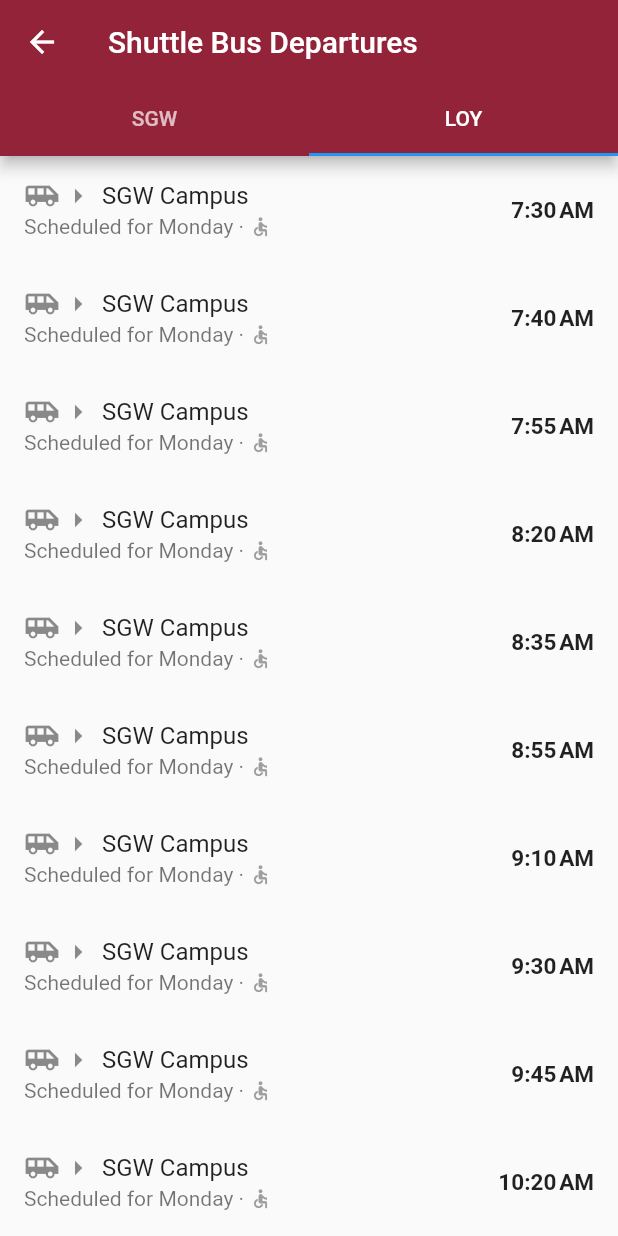
After one commit to MrJCipherButtles/concordi_around, a Flutter app: the ShuttlePage screen opened directly, tab 2 chosen, on a phone screen of 412 x 824 dp. The commit adds this screen. Run offline on Flutter 3.47's test engine with Material 2 defaults, Android fonts, the phone set to English and light mode, and no system bars; our stand-ins replace dio, flutter_svg, flutter_typeahead, geolocator, google_maps_flutter; statements that could not run were skipped.

Commit message:
Feature/shuttle schedule (#100)
* Update pubspec.yaml

Added sliding up panel flutter package.

* Update pubspec.lock

* Update go_to_page.dart

Added sliding up panel widget for bus scheduling on the gotopage.

* Create sliding_up_panel.dart

Added functionality to find the next shuttle bus time from SGW.

* Update go_to_page.dart

Modifications to sliding up panel in order to display shuttle time.

* Update pubspec.yaml

Dependency for DateFormat.

* Update pubspec.lock

Dependency for DateFormat.

* Update go_to_page.dart

* Update sliding_up_panel.dart

* Update sliding_up_panel.dart

Bug fix for checking weekday.

* Update drawer.dart

Shuttle ListTile added to drawer.

* Create shuttle_schedule.dart

Contains all shuttle times and functions to find next departures.

* Create shuttle_page.dart

Added a new view for the shuttle departures.

* Update goto_page_old.dart

* Delete sliding_up_panel.dart

* Update shuttle_schedule.dart

Refactoring

* Update shuttle_page.dart

* Update map.dart

* Update shuttle_schedule.dart

* Update shuttle_schedule.dart

* Update goto_page_new.dart

* Update drawer.dart

* Update map.dart

* Update drawer_widget_test.dart

* Update shuttle_schedule.dart

* Update shuttle_page.dart

* Update pubspec.lock

* Update pubspec.yaml

```diff
--- /dev/null
+++ b/lib/service/shuttle_schedule.dart
@@ -0,0 +1,235 @@
+import 'package:flutter/material.dart';
+import 'package:intl/intl.dart';
+
+class ShuttleTimes {
+  List<TimeOfDay> sgwWeekdays = List(36);
+  List<TimeOfDay> loyWeekdays = List(37);
+  List<TimeOfDay> sgwFriday = List(27);
+  List<TimeOfDay> loyFriday = List(27);
+  List<TimeOfDay> sgwNextDepartures = List();
+  List<TimeOfDay> loyNextDepartures = List();
+  int weekday = DateTime.now().weekday;
+  TimeOfDay nextShuttle;
+  TimeOfDay now = TimeOfDay.now();
+
+  TimeOfDay findNextShuttleSGW() {
+    sgwWeekdays[0] = TimeOfDay(hour: 7, minute: 45);
+    sgwWeekdays[1] = TimeOfDay(hour: 8, minute: 05);
+    sgwWeekdays[2] = TimeOfDay(hour: 8, minute: 20);
+    sgwWeekdays[3] = TimeOfDay(hour: 8, minute: 35);
+    sgwWeekdays[4] = TimeOfDay(hour: 8, minute: 55);
+    sgwWeekdays[5] = TimeOfDay(hour: 9, minute: 10);
+    sgwWeekdays[6] = TimeOfDay(hour: 9, minute: 30);
+    sgwWeekdays[7] = TimeOfDay(hour: 10, minute: 45);
+    sgwWeekdays[8] = TimeOfDay(hour: 10, minute: 20);
+    sgwWeekdays[9] = TimeOfDay(hour: 10, minute: 55);
+    sgwWeekdays[10] = TimeOfDay(hour: 11, minute: 10);
+    sgwWeekdays[11] = TimeOfDay(hour: 11, minute: 45);
+    sgwWeekdays[12] = TimeOfDay(hour: 12, minute: 20);
+    sgwWeekdays[13] = TimeOfDay(hour: 12, minute: 55);
+    sgwWeekdays[14] = TimeOfDay(hour: 13, minute: 30);
+    sgwWeekdays[15] = TimeOfDay(hour: 14, minute: 05);
+    sgwWeekdays[16] = TimeOfDay(hour: 14, minute: 40);
+    sgwWeekdays[17] = TimeOfDay(hour: 15, minute: 05);
+    sgwWeekdays[18] = TimeOfDay(hour: 15, minute: 45);
+    sgwWeekdays[19] = TimeOfDay(hour: 16, minute: 05);
+    sgwWeekdays[20] = TimeOfDay(hour: 16, minute: 40);
+    sgwWeekdays[21] = TimeOfDay(hour: 17, minute: 05);
+    sgwWeekdays[22] = TimeOfDay(hour: 17, minute: 40);
+    sgwWeekdays[23] = TimeOfDay(hour: 18, minute: 05);
+    sgwWeekdays[24] = TimeOfDay(hour: 18, minute: 40);
+    sgwWeekdays[25] = TimeOfDay(hour: 19, minute: 05);
+    sgwWeekdays[26] = TimeOfDay(hour: 19, minute: 40);
+    sgwWeekdays[27] = TimeOfDay(hour: 20, minute: 00);
+    sgwWeekdays[28] = TimeOfDay(hour: 20, minute: 10);
+    sgwWeekdays[29] = TimeOfDay(hour: 20, minute: 30);
+    sgwWeekdays[30] = TimeOfDay(hour: 21, minute: 00);
+    sgwWeekdays[31] = TimeOfDay(hour: 21, minute: 25);
+    sgwWeekdays[32] = TimeOfDay(hour: 21, minute: 45);
+    sgwWeekdays[33] = TimeOfDay(hour: 22, minute: 00);
+    sgwWeekdays[34] = TimeOfDay(hour: 22, minute: 30);
+    sgwWeekdays[35] = TimeOfDay(hour: 23, minute: 00);
+
+    sgwFriday[0] = TimeOfDay(hour: 7, minute: 45);
+    sgwFriday[1] = TimeOfDay(hour: 8, minute: 20);
+    sgwFriday[2] = TimeOfDay(hour: 8, minute: 55);
+    sgwFriday[3] = TimeOfDay(hour: 9, minute: 30);
+    sgwFriday[4] = TimeOfDay(hour: 9, minute: 45);
+    sgwFriday[5] = TimeOfDay(hour: 10, minute: 05);
+    sgwFriday[6] = TimeOfDay(hour: 10, minute: 55);
+    sgwFriday[7] = TimeOfDay(hour: 11, minute: 10);
+    sgwFriday[8] = TimeOfDay(hour: 11, minute: 45);
+    sgwFriday[9] = TimeOfDay(hour: 12, minute: 05);
+    sgwFriday[10] = TimeOfDay(hour: 12, minute: 20);
+    sgwFriday[11] = TimeOfDay(hour: 12, minute: 55);
+    sgwFriday[12] = TimeOfDay(hour: 13, minute: 30);
+    sgwFriday[13] = TimeOfDay(hour: 13, minute: 45);
+    sgwFriday[14] = TimeOfDay(hour: 14, minute: 05);
+    sgwFriday[15] = TimeOfDay(hour: 14, minute: 40);
+    sgwFriday[16] = TimeOfDay(hour: 14, minute: 55);
+    sgwFriday[17] = TimeOfDay(hour: 15, minute: 15);
+    sgwFriday[18] = TimeOfDay(hour: 15, minute: 50);
+    sgwFriday[19] = TimeOfDay(hour: 16, minute: 05);
+    sgwFriday[20] = TimeOfDay(hour: 16, minute: 25);
+    sgwFriday[21] = TimeOfDay(hour: 17, minute: 15);
+    sgwFriday[22] = TimeOfDay(hour: 17, minute: 30);
+    sgwFriday[23] = TimeOfDay(hour: 18, minute: 05);
+    sgwFriday[24] = TimeOfDay(hour: 18, minute: 40);
+    sgwFriday[25] = TimeOfDay(hour: 19, minute: 15);
+    sgwFriday[26] = TimeOfDay(hour: 19, minute: 50);
+
+    return findNextShuttleTime(sgwWeekdays, sgwFriday);
+  }
+
+  TimeOfDay findNextShuttleLOYOLA() {
+    loyWeekdays[0] = TimeOfDay(hour: 7, minute: 30);
+    loyWeekdays[1] = TimeOfDay(hour: 7, minute: 40);
+    loyWeekdays[2] = TimeOfDay(hour: 7, minute: 55);
+    loyWeekdays[3] = TimeOfDay(hour: 8, minute: 20);
+    loyWeekdays[4] = TimeOfDay(hour: 8, minute: 35);
+    loyWeekdays[5] = TimeOfDay(hour: 8, minute: 55);
+    loyWeekdays[6] = TimeOfDay(hour: 9, minute: 10);
+    loyWeekdays[7] = TimeOfDay(hour: 9, minute: 30);
+    loyWeekdays[8] = TimeOfDay(hour: 9, minute: 45);
+    loyWeekdays[9] = TimeOfDay(hour: 10, minute: 20);
+    loyWeekdays[10] = TimeOfDay(hour: 10, minute: 35);
+    loyWeekdays[11] = TimeOfDay(hour: 10, minute: 55);
+    loyWeekdays[12] = TimeOfDay(hour: 11, minute: 10);
+    loyWeekdays[13] = TimeOfDay(hour: 11, minute: 30);
+    loyWeekdays[14] = TimeOfDay(hour: 12, minute: 00);
+    loyWeekdays[15] = TimeOfDay(hour: 12, minute: 30);
+    loyWeekdays[16] = TimeOfDay(hour: 13, minute: 00);
+    loyWeekdays[17] = TimeOfDay(hour: 13, minute: 30);
+    loyWeekdays[18] = TimeOfDay(hour: 14, minute: 00);
+    loyWeekdays[19] = TimeOfDay(hour: 14, minute: 30);
+    loyWeekdays[20] = TimeOfDay(hour: 15, minute: 00);
+    loyWeekdays[21] = TimeOfDay(hour: 15, minute: 30);
+    loyWeekdays[22] = TimeOfDay(hour: 16, minute: 00);
+    loyWeekdays[23] = TimeOfDay(hour: 16, minute: 30);
+    loyWeekdays[24] = TimeOfDay(hour: 17, minute: 00);
+    loyWeekdays[25] = TimeOfDay(hour: 17, minute: 30);
+    loyWeekdays[26] = TimeOfDay(hour: 18, minute: 00);
+    loyWeekdays[27] = TimeOfDay(hour: 18, minute: 30);
+    loyWeekdays[28] = TimeOfDay(hour: 19, minute: 00);
+    loyWeekdays[29] = TimeOfDay(hour: 19, minute: 30);
+    loyWeekdays[30] = TimeOfDay(hour: 20, minute: 00);
+    loyWeekdays[31] = TimeOfDay(hour: 20, minute: 30);
+    loyWeekdays[32] = TimeOfDay(hour: 21, minute: 00);
+    loyWeekdays[33] = TimeOfDay(hour: 21, minute: 30);
+    loyWeekdays[34] = TimeOfDay(hour: 22, minute: 00);
+    loyWeekdays[35] = TimeOfDay(hour: 22, minute: 30);
+    loyWeekdays[36] = TimeOfDay(hour: 23, minute: 00);
+
+    loyFriday[0] = TimeOfDay(hour: 7, minute: 40);
+    loyFriday[1] = TimeOfDay(hour: 8, minute: 15);
+    loyFriday[2] = TimeOfDay(hour: 8, minute: 55);
+    loyFriday[3] = TimeOfDay(hour: 9, minute: 10);
+    loyFriday[4] = TimeOfDay(hour: 9, minute: 30);
+    loyFriday[5] = TimeOfDay(hour: 10, minute: 20);
+    loyFriday[6] = TimeOfDay(hour: 10, minute: 35);
+    loyFriday[7] = TimeOfDay(hour: 11, minute: 10);
+    loyFriday[8] = TimeOfDay(hour: 11, minute: 30);
+    loyFriday[9] = TimeOfDay(hour: 11, minute: 45);
+    loyFriday[10] = TimeOfDay(hour: 12, minute: 20);
+    loyFriday[11] = TimeOfDay(hour: 12, minute: 40);
+    loyFriday[12] = TimeOfDay(hour: 12, minute: 55);
+    loyFriday[13] = TimeOfDay(hour: 13, minute: 30);
+    loyFriday[14] = TimeOfDay(hour: 14, minute: 05);
+    loyFriday[15] = TimeOfDay(hour: 14, minute: 20);
+    loyFriday[16] = TimeOfDay(hour: 14, minute: 40);
+    loyFriday[17] = TimeOfDay(hour: 15, minute: 15);
+    loyFriday[18] = TimeOfDay(hour: 15, minute: 30);
+    loyFriday[19] = TimeOfDay(hour: 15, minute: 50);
+    loyFriday[20] = TimeOfDay(hour: 16, minute: 25);
+    loyFriday[21] = TimeOfDay(hour: 16, minute: 40);
+    loyFriday[22] = TimeOfDay(hour: 17, minute: 00);
+    loyFriday[23] = TimeOfDay(hour: 18, minute: 05);
+    loyFriday[24] = TimeOfDay(hour: 18, minute: 40);
+    loyFriday[25] = TimeOfDay(hour: 19, minute: 15);
+    loyFriday[26] = TimeOfDay(hour: 19, minute: 50);
+
+    return findNextShuttleTime(loyWeekdays, loyFriday);
+  }
+
+  //Depending on the day of the week, and the time of the days, returns the time for the soonest shuttle available
+  TimeOfDay findNextShuttleTime(List weekdays, List fridays) {
+    if (weekday == 6 || weekday == 7) {
+      return (weekdays[0]);
+    } else {
+      TimeOfDay nextShuttleTime(List shuttles) {
+        var i = 0;
+        while (i < shuttles.length) {
+          nextShuttle = shuttles[i];
+          if (nextShuttle.hour == now.hour &&
+              nextShuttle.minute >= now.minute) {
+            nextShuttle = shuttles[i];
+            break;
+          } else if (nextShuttle.hour > now.hour) {
+            nextShuttle = shuttles[i];
+            break;
+          }
+          i++;
+        }
+        return nextShuttle;
+      }
+
+      if (weekday == 1 || weekday == 2 || weekday == 3) {
+        if (now.hour >= 23) {
+          return weekdays[0];
+        } else {
+          return nextShuttleTime(weekdays);
+        }
+      } else if (weekday == 4) {
+        if (now.hour < 23) {
+          return nextShuttleTime(weekdays);
+        } else {
+          return fridays[0];
+        }
+      } else if (weekday == 5 &&
+          ((now.hour >= 19 && now.minute >= 50) || now.hour >= 20)) {
+        return weekdays[0];
+      } else {
+        return nextShuttleTime(fridays);
+      }
+    }
+  }
+
+  //Based on the current time of the day, returns all future departures remaining
+  void nextShuttleDepartures(List shuttles, List fridays, List weekdays,
+      List nextDepartures, TimeOfDay nextShuttleTime) {
+    var i = 0;
+    while (i < shuttles.length) {
+      if ((shuttles[i].hour == nextShuttleTime.hour &&
+              shuttles[i].minute >= nextShuttleTime.minute) ||
+          (shuttles[i].hour > nextShuttleTime.hour)) {
+        if (weekday == 5 &&
+                ((now.hour <= 19 && now.minute <= 50) || now.hour < 20) ||
+            (weekday == 4 && now.hour >= 23)) {
+          nextDepartures.add(fridays[i]);
+        } else {
+          nextDepartures.add(weekdays[i]);
+        }
+      }
+      i++;
+    }
+  }
+
+  String formatTimeOfDay(TimeOfDay today) {
+    final now = new DateTime.now();
+    final dt = DateTime(now.year, now.month, now.day, today.hour, today.minute);
+    final format = DateFormat.jm();
+
+    return format.format(dt);
+  }
+
+  String listViewText() {
+    if (weekday == 6 ||
+        weekday == 7 ||
+        (weekday == 5 &&
+            ((now.hour >= 19 && now.minute >= 20) || now.hour >= 20))) {
+      return "Scheduled for Monday · ";
+    } else {
+      return "Scheduled · ";
+    }
+  }
+}
--- /dev/null
+++ b/lib/view/shuttle_page.dart
@@ -0,0 +1,116 @@
+import 'package:concordi_around/service/shuttle_schedule.dart';
+import 'package:flutter/material.dart';
+import 'package:concordi_around/service/map_constant.dart' as constant;
+
+class ShuttlePage extends StatelessWidget {
+  @override
+  Widget build(BuildContext context) {
+    int weekday = DateTime.now().weekday;
+    ShuttleTimes shuttleTimes = new ShuttleTimes();
+    shuttleTimes.findNextShuttleSGW();
+    shuttleTimes.findNextShuttleLOYOLA();
+    TimeOfDay now = TimeOfDay.now();
+    if ((weekday == 5 &&
+            ((now.hour <= 19 && now.minute <= 50) || now.hour < 20)) ||
+        (weekday == 4 && now.hour >= 23)) {
+      shuttleTimes.nextShuttleDepartures(
+          shuttleTimes.sgwFriday,
+          shuttleTimes.sgwFriday,
+          shuttleTimes.sgwWeekdays,
+          shuttleTimes.sgwNextDepartures,
+          shuttleTimes.findNextShuttleSGW());
+      shuttleTimes.nextShuttleDepartures(
+          shuttleTimes.loyFriday,
+          shuttleTimes.loyFriday,
+          shuttleTimes.loyWeekdays,
+          shuttleTimes.loyNextDepartures,
+          shuttleTimes.findNextShuttleLOYOLA());
+    } else {
+      shuttleTimes.nextShuttleDepartures(
+          shuttleTimes.sgwWeekdays,
+          shuttleTimes.sgwFriday,
+          shuttleTimes.sgwWeekdays,
+          shuttleTimes.sgwNextDepartures,
+          shuttleTimes.findNextShuttleSGW());
+      shuttleTimes.nextShuttleDepartures(
+          shuttleTimes.loyWeekdays,
+          shuttleTimes.loyFriday,
+          shuttleTimes.loyWeekdays,
+          shuttleTimes.loyNextDepartures,
+          shuttleTimes.findNextShuttleLOYOLA());
+    }
+    List<Widget> containers = [
+      ListView.builder(
+        itemCount: shuttleTimes.sgwNextDepartures.length,
+        itemBuilder: (context, index) {
+          return Container(
+              child: ListTile(
+                  trailing: Text(
+                      shuttleTimes.formatTimeOfDay(
+                          shuttleTimes.sgwNextDepartures[index]),
+                      style:
+                          TextStyle(fontSize: 15, fontWeight: FontWeight.bold)),
+                  title: Row(
+                    children: <Widget>[
+                      Icon(Icons.airport_shuttle),
+                      Icon(Icons.arrow_right),
+                      Text(" Loyola Campus")
+                    ],
+                  ),
+                  subtitle: Row(
+                    children: <Widget>[
+                      Text(shuttleTimes.listViewText()),
+                      Icon(Icons.accessible, color: Colors.grey, size: 15)
+                    ],
+                  )));
+        },
+      ),
+      ListView.builder(
+        itemCount: shuttleTimes.loyNextDepartures.length,
+        itemBuilder: (context, index) {
+          return Container(
+              child: ListTile(
+                  trailing: Text(
+                      shuttleTimes.formatTimeOfDay(
+                          shuttleTimes.loyNextDepartures[index]),
+                      style:
+                          TextStyle(fontSize: 15, fontWeight: FontWeight.bold)),
+                  title: Row(
+                    children: <Widget>[
+                      Icon(Icons.airport_shuttle),
+                      Icon(Icons.arrow_right),
+                      Text(" SGW Campus")
+                    ],
+                  ),
+                  subtitle: Row(
+                    children: <Widget>[
+                      Text(shuttleTimes.listViewText()),
+                      Icon(Icons.accessible, color: Colors.grey, size: 15)
+                    ],
+                  )));
+        },
+      )
+    ];
+    return DefaultTabController(
+      length: 2,
+      child: Scaffold(
+        appBar: new AppBar(
+            title: new Text("Shuttle Bus Departures"),
+            backgroundColor: constant.COLOR_CONCORDIA,
+            bottom: TabBar(
+              tabs: <Widget>[
+                Tab(
+                  text: 'SGW',
+                ),
+                Tab(
+                  text: 'LOY',
+                )
+              ],
+            )),
+        body: TabBarView(
+          children: containers,
+        ),
+      ),
+    );
+  }
+}
--- a/lib/widget/drawer.dart
+++ b/lib/widget/drawer.dart
@@ -1,5 +1,6 @@
 import 'package:concordi_around/service/map_constant.dart' as constant;
 import 'package:flutter/material.dart';
+import 'package:concordi_around/view/shuttle_page.dart';
 
 import '../global.dart' as global;
 
@@ -50,6 +51,17 @@ class _SidebarDrawerState extends State<SidebarDrawer> {
                     onTap: () {
                       // Update the state of the app.
                       Navigator.pop(context);
+                    },
+                  ),
+                  ListTile(
+                    leading: Icon(Icons.airport_shuttle),
+                    title: Text('Shuttle Schedule'),
+                    onTap: () {
+                      // Update the state of the app.
+                      Navigator.push(
+                          context,
+                          MaterialPageRoute(
+                              builder: (context) => ShuttlePage()));
                     },
                   ),
                   ListTile(
--- a/pubspec.yaml
+++ b/pubspec.yaml
@@ -16,6 +16,7 @@ dependencies:
   provider: ^4.0.2
   dio: ^3.0.9
   uuid: ^2.0.4
+  intl: ^0.15.8
 
 dev_dependencies:
   flutter_test:
```
Also changed, not shown: pubspec.lock, 1 other file.
